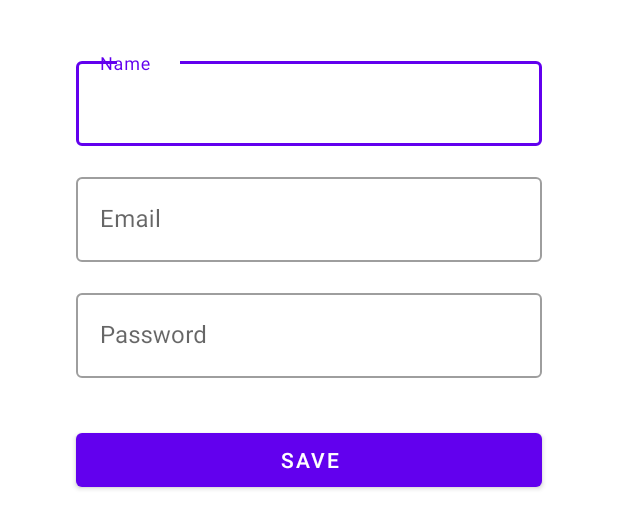
After one commit to youssefshawkat/shoppingapp, an Android app: the layout activity_registration.xml on its own in the app's theme, with its tools: preview values and no code run, on a phone screen of 412 x 824 dp. The commit adds this screen. Shown: the top 529 px of the screen. Run offline under Robolectric (Android 15) with nearby library versions, the phone set to English and light mode, and no system bars.

Commit message:
Added XML for Registration.

```diff
--- a/app/src/main/java/com/example/shoppingapp/RegistrationActivity.kt
+++ b/app/src/main/java/com/example/shoppingapp/RegistrationActivity.kt
@@ -1,14 +1,13 @@
 package com.example.shoppingapp
 
 import android.os.Bundle
-import android.util.Log
+
 import android.widget.Button
 import android.widget.EditText
 import androidx.appcompat.app.AppCompatActivity
-import androidx.room.Room
+
 import com.example.shoppingapp.network.User
-import com.ntgclarity.authenticator.database.User
-import com.ntgclarity.authenticator.database.UsersDatabase
+
 
 class RegistrationActivity : AppCompatActivity() {
     var etName: EditText? = null
@@ -20,9 +19,9 @@ class RegistrationActivity : AppCompatActivity() {
         super.onCreate(savedInstanceState)
         setContentView(R.layout.activity_registration)
 
-        etName = findViewById<EditText>(R.id.et_name)
-        etEmail = findViewById<EditText>(R.id.et_email)
-        etPassword = findViewById<EditText>(R.id.et_password)
+        etName = findViewById(R.id.et_name)
+        etEmail = findViewById(R.id.et_email)
+        etPassword = findViewById(R.id.et_password)
 
         val btnSave = findViewById<Button>(R.id.btn_save)
 
--- /dev/null
+++ b/app/src/main/res/layout/activity_registration.xml
@@ -0,0 +1,59 @@
+<?xml version="1.0" encoding="utf-8"?>
+<LinearLayout xmlns:android="http://schemas.android.com/apk/res/android"
+    xmlns:tools="http://schemas.android.com/tools"
+    android:layout_width="match_parent"
+    android:layout_height="match_parent"
+    android:orientation="vertical"
+    android:padding="10dp"
+    android:layout_margin="25dp"
+    tools:context=".RegistrationActivity">
+
+    <com.google.android.material.textfield.TextInputLayout
+        style="@style/Widget.MaterialComponents.TextInputLayout.OutlinedBox"
+        android:layout_width="match_parent"
+        android:layout_height="wrap_content">
+
+        <EditText
+            android:id="@+id/et_name"
+            android:layout_width="match_parent"
+            android:layout_height="wrap_content"
+            android:hint="@string/hint_name"
+            android:layout_margin="15dp"
+            android:inputType="textPersonName" />
+    </com.google.android.material.textfield.TextInputLayout>
+
+    <com.google.android.material.textfield.TextInputLayout
+        style="@style/Widget.MaterialComponents.TextInputLayout.OutlinedBox"
+        android:layout_width="match_parent"
+        android:layout_height="wrap_content">
+
+        <EditText
+            android:id="@+id/et_email"
+            android:layout_width="match_parent"
+            android:layout_height="wrap_content"
+            android:hint="@string/email"
+            android:layout_margin="15dp"
+            android:inputType="textEmailAddress" />
+    </com.google.android.material.textfield.TextInputLayout>
+
+    <com.google.android.material.textfield.TextInputLayout
+        style="@style/Widget.MaterialComponents.TextInputLayout.OutlinedBox"
+        android:layout_width="match_parent"
+        android:layout_height="wrap_content">
+
+        <EditText
+            android:id="@+id/et_password"
+            android:layout_width="match_parent"
+            android:layout_height="wrap_content"
+            android:hint="@string/hint_password"
+            android:layout_margin="15dp"
+            android:inputType="textPassword" />
+    </com.google.android.material.textfield.TextInputLayout>
+
+    <Button
+        android:id="@+id/btn_save"
+        android:layout_width="match_parent"
+        android:layout_height="wrap_content"
+        android:layout_margin="15dp"
+        android:text="@string/btn_save" />
+</LinearLayout>
--- a/app/src/main/res/values/strings.xml
+++ b/app/src/main/res/values/strings.xml
@@ -1,3 +1,7 @@
 <resources>
     <string name="app_name">shoppingapp</string>
+    <string name="hint_name">Name</string>
+    <string name="email">Email</string>
+    <string name="hint_password">Password</string>
+    <string name="btn_save">save</string>
 </resources>
```
